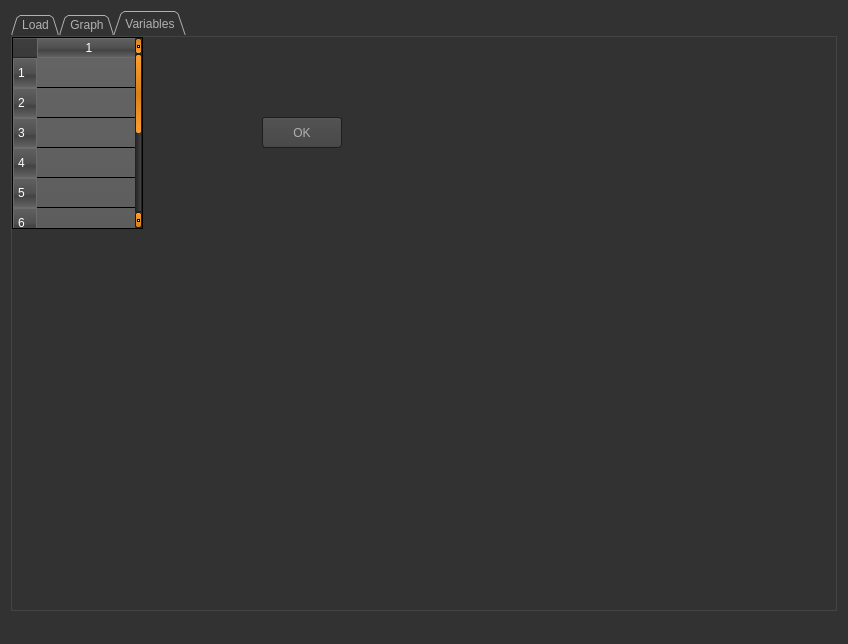
IvanPerletti/BugLot, file QCustomPlot_Logs/mainwindow.ui: the form before one commit.
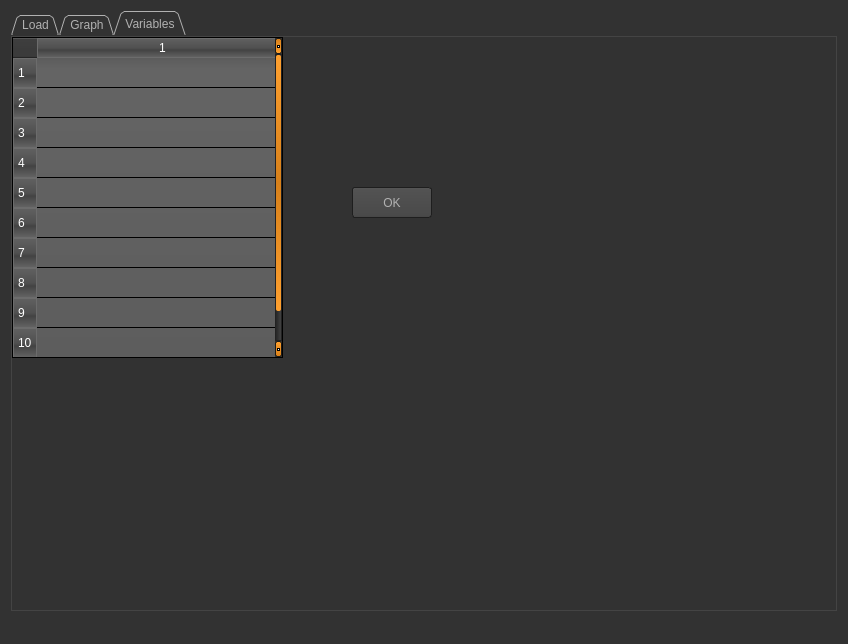
The form after the commit. The open tabs and pages were chosen to show the change. Icons and pictures are not drawn. Custom widgets are drawn as their Qt base class.

```diff
--- a/QCustomPlot_Logs/mainwindow.ui
+++ b/QCustomPlot_Logs/mainwindow.ui
@@ -1124,16 +1124,40 @@
          <rect>
           <x>0</x>
           <y>0</y>
-          <width>131</width>
-          <height>192</height>
+          <width>271</width>
+          <height>321</height>
          </rect>
         </property>
+        <property name="sizePolicy">
+         <sizepolicy hsizetype="Expanding" vsizetype="Expanding">
+          <horstretch>0</horstretch>
+          <verstretch>0</verstretch>
+         </sizepolicy>
+        </property>
+        <property name="minimumSize">
+         <size>
+          <width>0</width>
+          <height>0</height>
+         </size>
+        </property>
+        <property name="baseSize">
+         <size>
+          <width>0</width>
+          <height>0</height>
+         </size>
+        </property>
         <property name="rowCount">
          <number>10</number>
         </property>
         <property name="columnCount">
          <number>1</number>
         </property>
+        <attribute name="horizontalHeaderDefaultSectionSize">
+         <number>247</number>
+        </attribute>
+        <attribute name="verticalHeaderDefaultSectionSize">
+         <number>30</number>
+        </attribute>
         <row/>
         <row/>
         <row/>
@@ -1149,8 +1173,8 @@
        <widget class="QPushButton" name="OkToDrawBtn">
         <property name="geometry">
          <rect>
-          <x>250</x>
-          <y>80</y>
+          <x>340</x>
+          <y>150</y>
           <width>80</width>
           <height>31</height>
          </rect>
```
Left out of the diff: 2 changed lines with no effect on the pictures.
